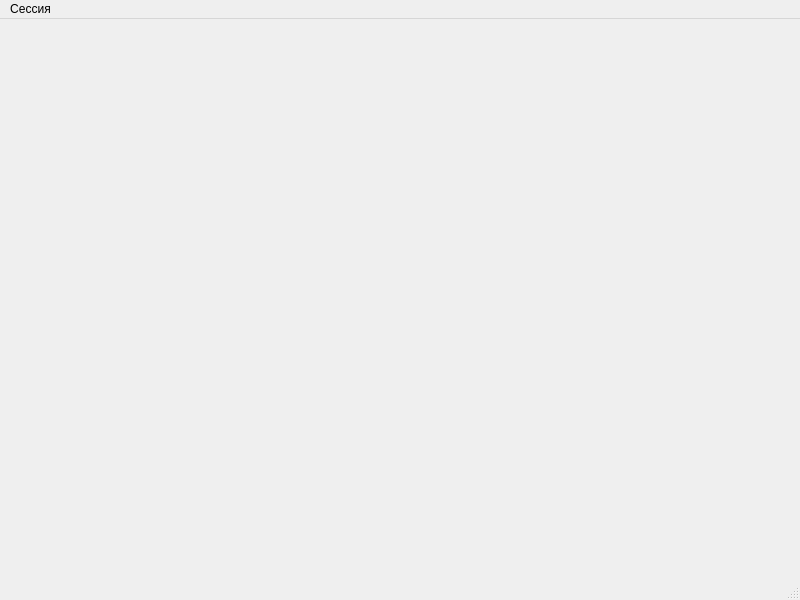
Before: the Qt Designer form mainwindow.ui in DontDog/DBConnections, drawn with Qt 5.
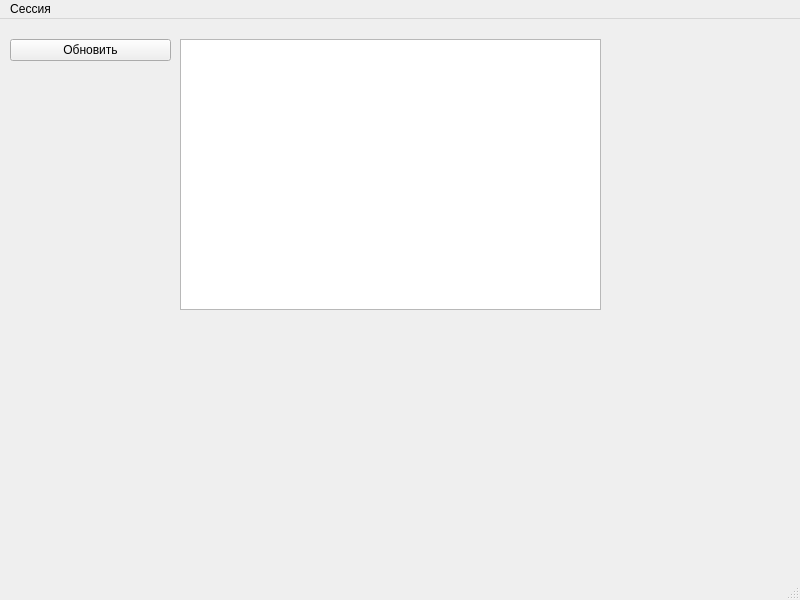
After: the same form once the commit is applied.

What changed in the file:
```diff
--- a/mainwindow.ui
+++ b/mainwindow.ui
@@ -13,7 +13,31 @@
   <property name="windowTitle">
    <string>MainWindow</string>
   </property>
-  <widget class="QWidget" name="centralwidget"/>
+  <widget class="QWidget" name="centralwidget">
+   <widget class="QTableView" name="tableView">
+    <property name="geometry">
+     <rect>
+      <x>180</x>
+      <y>20</y>
+      <width>421</width>
+      <height>271</height>
+     </rect>
+    </property>
+   </widget>
+   <widget class="QPushButton" name="pushButton">
+    <property name="geometry">
+     <rect>
+      <x>10</x>
+      <y>20</y>
+      <width>161</width>
+      <height>22</height>
+     </rect>
+    </property>
+    <property name="text">
+     <string>Обновить</string>
+    </property>
+   </widget>
+  </widget>
   <widget class="QMenuBar" name="menubar">
    <property name="geometry">
     <rect>
```
